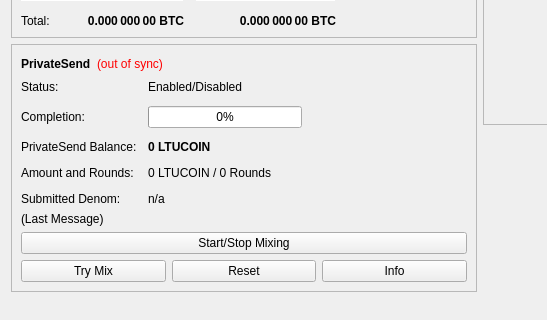
Qt form src/qt/forms/overviewpage.ui (niocutl/dash) before a commit; both pictures show x 0 to 547 and y 178 to 498 of the 960 by 585 pixel window.
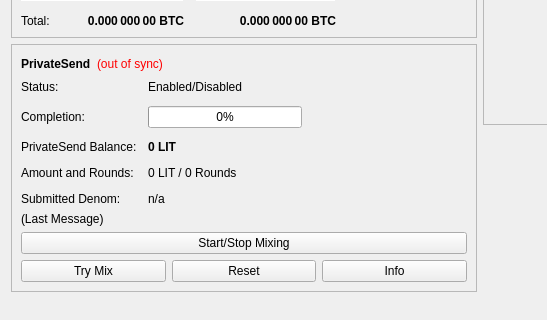
The same form after that commit.

What changed in the file:
```diff
--- a/src/qt/forms/overviewpage.ui
+++ b/src/qt/forms/overviewpage.ui
@@ -514,7 +514,7 @@
                </font>
               </property>
               <property name="text">
-               <string notr="true">0 LTUCOIN</string>
+               <string notr="true">0 LIT</string>
               </property>
              </widget>
             </item>
@@ -528,7 +528,7 @@
             <item row="3" column="1">
              <widget class="QLabel" name="labelAmountRounds">
               <property name="text">
-               <string>0 LTUCOIN / 0 Rounds</string>
+               <string>0 LIT / 0 Rounds</string>
               </property>
              </widget>
             </item>
```
